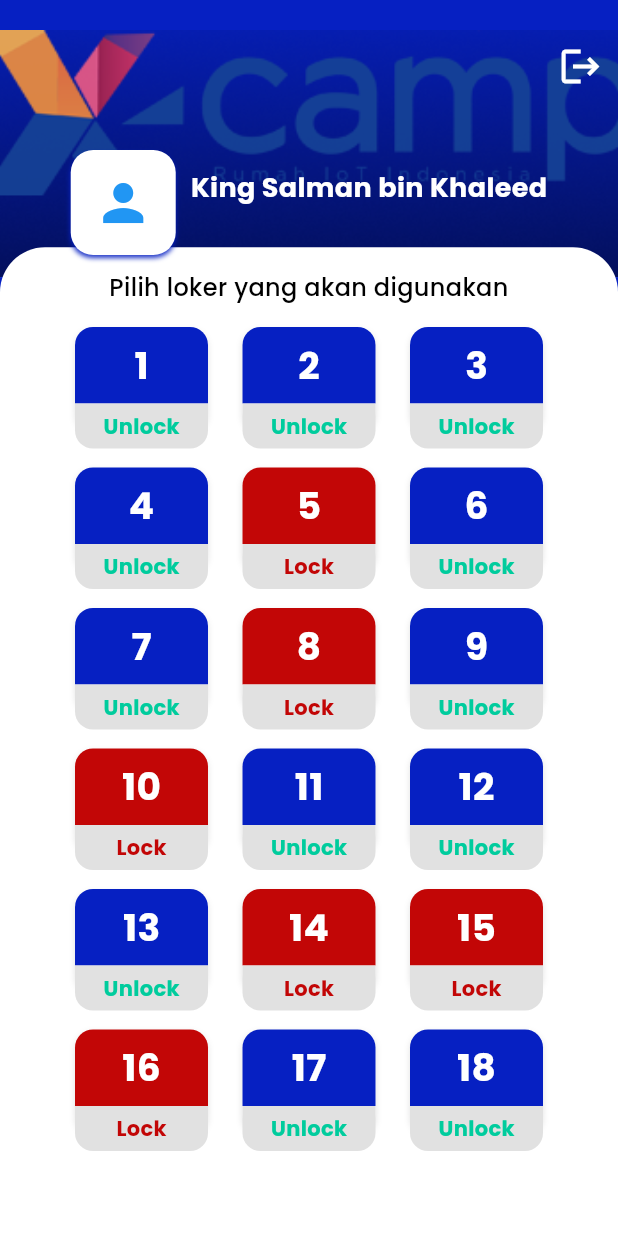
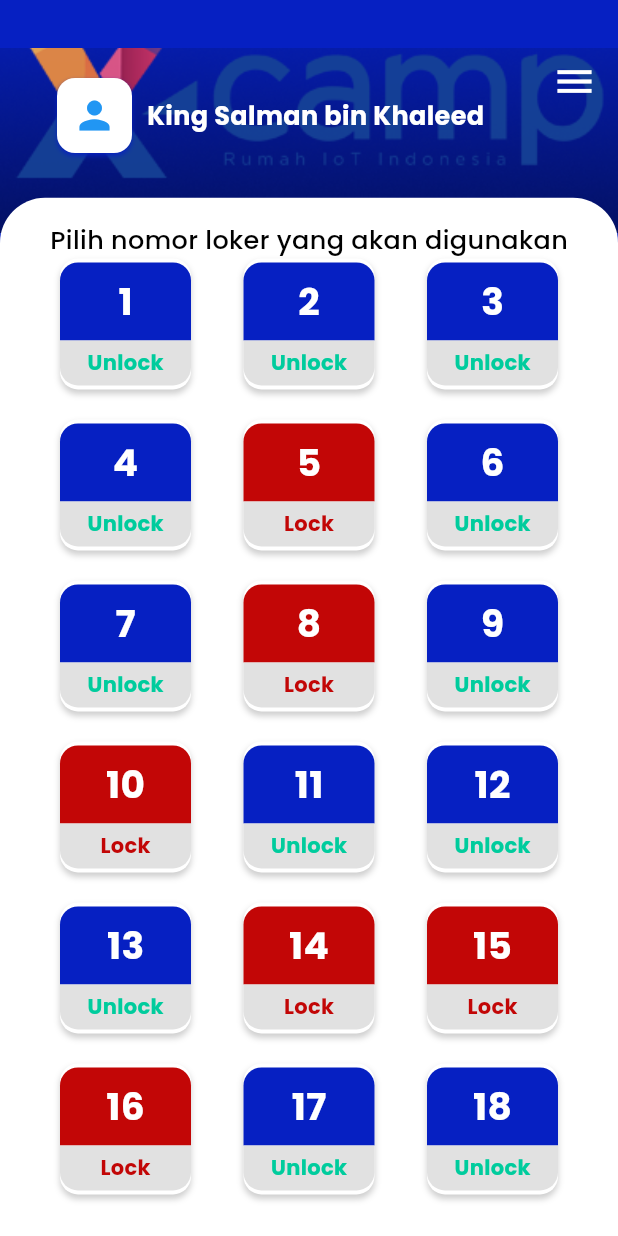
Before and after one commit to Imanrmd29/XLocker_V2, a Flutter app: the HomeScreen screen opened by its route, on a phone screen of 412 x 824 dp. Run offline on Flutter 3.47's test engine with Material 3 defaults, Android fonts, the phone set to English and light mode, and no system bars; accounts and stored records are empty.

Commit message:
Fix UI-Login-Logout

```diff
--- a/lib/screens/home_screen.dart
+++ b/lib/screens/home_screen.dart
@@ -19,16 +19,18 @@ class HomeScreen extends StatelessWidget {
           Align(
             alignment: Alignment.topCenter,
             child: Container(
-              margin: const EdgeInsets.only(top: 20), // Jarak dari atas
+              margin: const EdgeInsets.only(top: 32), // Jarak dari atas
               width: double.infinity, // Lebar penuh
-              height: MediaQuery.of(context).size.height * 0.2, // Tinggi gambar, bisa disesuaikan
+              height: MediaQuery.of(context).size.height * 0.15, // Tinggi gambar, bisa disesuaikan
               decoration: BoxDecoration(
                 image: const DecorationImage(
                   image: AssetImage('assets/bg_atas.png'), // Path gambar sesuai dengan asset
                   fit: BoxFit.cover,
                 ),
                 color: Colors.white.withOpacity(0.3), // Opacity gambar
-                borderRadius: const BorderRadius.vertical(bottom: Radius.circular(0)), // Rounded corners di bawah
+                borderRadius: const BorderRadius.vertical(
+                  bottom: Radius.circular(0), // Rounded corners di bawah
+                ),
               ),
             ),
           ),
@@ -37,7 +39,7 @@ class HomeScreen extends StatelessWidget {
             alignment: Alignment.bottomCenter,
             child: Container(
               width: double.infinity,
-              height: MediaQuery.of(context).size.height * 0.8,
+              height: MediaQuery.of(context).size.height * 0.84,
               decoration: const BoxDecoration(
                 color: Colors.white,
                 borderRadius: BorderRadius.only(
@@ -47,40 +49,51 @@ class HomeScreen extends StatelessWidget {
               ),
             ),
           ),
-          // Tombol logout
+          // Tombol menu
           Positioned(
-            top: 20, // Jarak dari atas
-            right: 1, // Jarak dari kanan
-            child: IconButton(
-              icon: const Icon(Icons.logout),
-              color: Colors.white, // Warna ikon
-              iconSize: 30, // Ukuran ikon
-              onPressed: () {
+            top: 30, // Jarak dari atas
+            right: 5, // Jarak dari kanan
+            child: PopupMenuButton<String>(
+              icon: const Icon(Icons.menu, color: Colors.white, size: 30),
+              onSelected: (value) {
+                if (value == 'logout') {
                   // Navigasi ke halaman login
                   Navigator.pushReplacementNamed(context, '/login');
+                }
               },
+              itemBuilder: (context) => [
+                _buildPopupMenuItem('logout', Icons.logout),
+              ],
             ),
           ),
-          // Container untuk ikon profil, teks nama, dan teks tambahan
+
+          //           Positioned(
+          //   top: 20, // Jarak dari atas
+          //   right: 1, // Jarak dari kanan
+          //   child: IconButton(
+          //     icon: const Icon(Icons.logout),
+          //     color: Colors.white, // Warna ikon
+          //     iconSize: 30, // Ukuran ikon
+          //     onPressed: () {
+          //       // Navigasi ke halaman login
+          //       Navigator.pushReplacementNamed(context, '/login');
+          //     },
+          //   ),
+          // ),
+          // Profil dan nama
           Positioned(
-            top: 100, // Jarak dari atas, dapat diatur
-            left: 30, // Jarak dari kiri
-            right: 30, // Jarak dari kanan
-            child: SingleChildScrollView(
-              child: Column(
-                crossAxisAlignment: CrossAxisAlignment.center, // Posisikan di tengah
-                children: [
-                  // Row untuk ikon profil dan nama
-                  Row(
-                    mainAxisAlignment: MainAxisAlignment.center, // Pusatkan ikon profil dan nama
+            top: 52, // Jarak dari atas, dapat diatur
+            left: 38, // Jarak dari kiri
+            right: 30,
+            child: Row(
               children: [
                 // Ikon profil dengan kotak rounded
                 Container(
-                        width: 70, // Lebar kotak
-                        height: 70, // Tinggi kotak
+                  width: 50, // Lebar kotak
+                  height: 50, // Tinggi kotak
                   decoration: BoxDecoration(
                     color: Colors.white, // Warna kotak
-                          borderRadius: BorderRadius.circular(15), // Rounded corners
+                    borderRadius: BorderRadius.circular(12), // Rounded corners
                     boxShadow: [
                       BoxShadow(
                         color: const Color(0xFF0620C2).withOpacity(0.9),
@@ -93,11 +106,12 @@ class HomeScreen extends StatelessWidget {
                     child: Icon(
                       Icons.person, // Ikon profil
                       color: Colors.blue, // Warna ikon
-                            size: 40, // Ukuran ikon
+                      size: 30, // Ukuran ikon
                     ),
                   ),
                 ),
-                      const SizedBox(width: 10), // Jarak antara ikon profil dan teks nama
+                const SizedBox(
+                    width: 10), // Jarak antara ikon profil dan teks nama
                 // Teks nama dengan tata letak yang dapat disesuaikan
                 const Column(
                   crossAxisAlignment: CrossAxisAlignment.start,
@@ -106,67 +120,72 @@ class HomeScreen extends StatelessWidget {
                     Text(
                       'King Salman bin Khaleed', // Ganti dengan nama yang sesuai
                       style: TextStyle(
-                              fontSize: 18, // Ukuran teks
+                        fontSize: 17, // Ukuran teks
                         fontWeight: FontWeight.bold, // Ketebalan teks
                         color: Colors.white, // Warna teks
                       ),
                     ),
-                          SizedBox(height: 20), // Jarak antara nama dan teks tambahan
+                    SizedBox(height: 0), // Jarak antara nama dan teks tambahan
                   ],
                 ),
               ],
             ),
-                  const SizedBox(height: 10,), // Jarak antara profil dan teks tambahan, dapat diatur
-                  // Teks tambahan di bawah profil dan nama dengan jarak yang bisa diatur
-                  const Text(
-                    'Pilih loker yang akan digunakan', // Ganti dengan teks yang diinginkan
+          ),
+          // Teks tengah dan GridView
+          Positioned(
+            top: MediaQuery.of(context).size.height * 0.18, // Sesuaikan posisi
+            left: 0,
+            right: 0,
+            child: Column(
+              children: [
+                const Align(
+                  alignment: Alignment.center,
+                  child: Text(
+                    'Pilih nomor loker yang akan digunakan',
                     style: TextStyle(
-                      fontSize: 16, // Ukuran teks
+                      fontSize: 17, // Ukuran teks // Ketebalan teks
                       color: Colors.black, // Warna teks
                     ),
-                    textAlign: TextAlign.center, // Pusatkan teks
+                  ),
                 ),
                // Jarak antara teks dan GridView
-                  const SizedBox(height: 5),
-
-                  // Container untuk GridView dengan lebar yang diatur
                 Container(
-                    padding: const EdgeInsets.symmetric(horizontal: 20.0), // Menambahkan padding di sekitar GridView
-                    height: MediaQuery.of(context).size.height * 0.7, // Atur tinggi GridView untuk menghindari terpotong
+                  padding: const EdgeInsets.symmetric(horizontal: 40.0),
+                  height: MediaQuery.of(context).size.height * 0.80, // Sesuaikan tinggi
                   child: GridView.builder(
-                      // Hapus shrinkWrap jika menggunakan Expanded
                     itemCount: 18,
                     gridDelegate: const SliverGridDelegateWithFixedCrossAxisCount(
                       crossAxisCount: 3,
-                        mainAxisSpacing: 5,
-                        crossAxisSpacing: 23,
+                      mainAxisSpacing: 20,
+                      crossAxisSpacing: 35,
                       childAspectRatio: 1,
                     ),
                     itemBuilder: (context, index) {
-                        // Menentukan apakah tombol harus dalam keadaan "locked"
-                        final isLocked = (index + 1) % 5 == 0 || (index + 1) % 8 == 0 || (index + 1) % 14 == 0;
+                      final isLocked = (index + 1) % 5 == 0 ||
+                          (index + 1) % 8 == 0 ||
+                          (index + 1) % 14 == 0;
                       return Container(
-                          margin: const EdgeInsets.symmetric(vertical: 10), // Margin vertikal untuk mengecilkan ukuran box putih
                         decoration: BoxDecoration(
                           color: Colors.white,
                           borderRadius: BorderRadius.circular(12),
                           boxShadow: [
                             BoxShadow(
-                                color: Colors.grey.withOpacity(0.3), // Sedikit kurang opacity untuk shadow
-                                blurRadius: 3, // Blur radius lebih kecil
-                                offset: const Offset(0, 2),
+                              color: Colors.grey.withOpacity(0.5),
+                              blurRadius: 3,
+                              offset: const Offset(0, 3),
                             ),
                           ],
                         ),
                         child: Column(
                           mainAxisAlignment: MainAxisAlignment.center,
                           children: [
-                              // Bagian atas tombol
                             Container(
-                                height: 51,
-                                width: double.infinity, // Mengisi seluruh lebar kontainer
+                              height: 52,
+                              width: double.infinity,
                               decoration: BoxDecoration(
-                                  color: isLocked ? const Color(0xFFC20606) : const Color(0xFF0620C2),
+                                color: isLocked
+                                    ? const Color(0xFFC20606)
+                                    : const Color(0xFF0620C2),
                                 borderRadius: const BorderRadius.vertical(
                                   top: Radius.circular(12),
                                 ),
@@ -176,16 +195,15 @@ class HomeScreen extends StatelessWidget {
                                   '${index + 1}',
                                   style: const TextStyle(
                                     color: Colors.white,
-                                      fontSize: 25, // Ukuran font dikurangi untuk proporsi lebih baik
+                                    fontSize: 25,
                                     fontWeight: FontWeight.bold,
                                   ),
                                 ),
                               ),
                             ),
-                              // Bagian bawah tombol dengan status (Lock/Unlock)
                             Container(
                               height: 30,
-                                width: double.infinity, // Mengisi seluruh lebar kontainer
+                              width: double.infinity,
                               decoration: const BoxDecoration(
                                 color: Color(0xFFE1E1E1),
                                 borderRadius: BorderRadius.vertical(
@@ -196,8 +214,10 @@ class HomeScreen extends StatelessWidget {
                                 child: Text(
                                   isLocked ? 'Lock' : 'Unlock',
                                   style: TextStyle(
-                                      color: isLocked ? const Color(0xFFC20606) : const Color(0xFF00CC9D),
-                                      fontSize: 14, // Ukuran font dikurangi untuk proporsi lebih baik
+                                    color: isLocked
+                                        ? const Color(0xFFC20606)
+                                        : const Color(0xFF00CC9D),
+                                    fontSize: 14,
                                     fontWeight: FontWeight.bold,
                                   ),
                                 ),
@@ -212,9 +232,21 @@ class HomeScreen extends StatelessWidget {
               ],
             ),
           ),
-          ),
         ],
       ),
     );
   }
 }
+
+PopupMenuItem<String> _buildPopupMenuItem(String s, IconData icon) {
+  return PopupMenuItem<String>(
+    value: s,
+    child: Row(
+      children: [
+        Icon(icon),
+        const SizedBox(width: 8),
+        Text(s),
+      ],
+    ),
+  );
+}
```
Also changed, not shown: lib/screens/login_screen.dart (+82 -17 lines), lib/services/api_service.dart (line endings or trailing spaces). Lines whose indentation alone changed are shown as unchanged.
